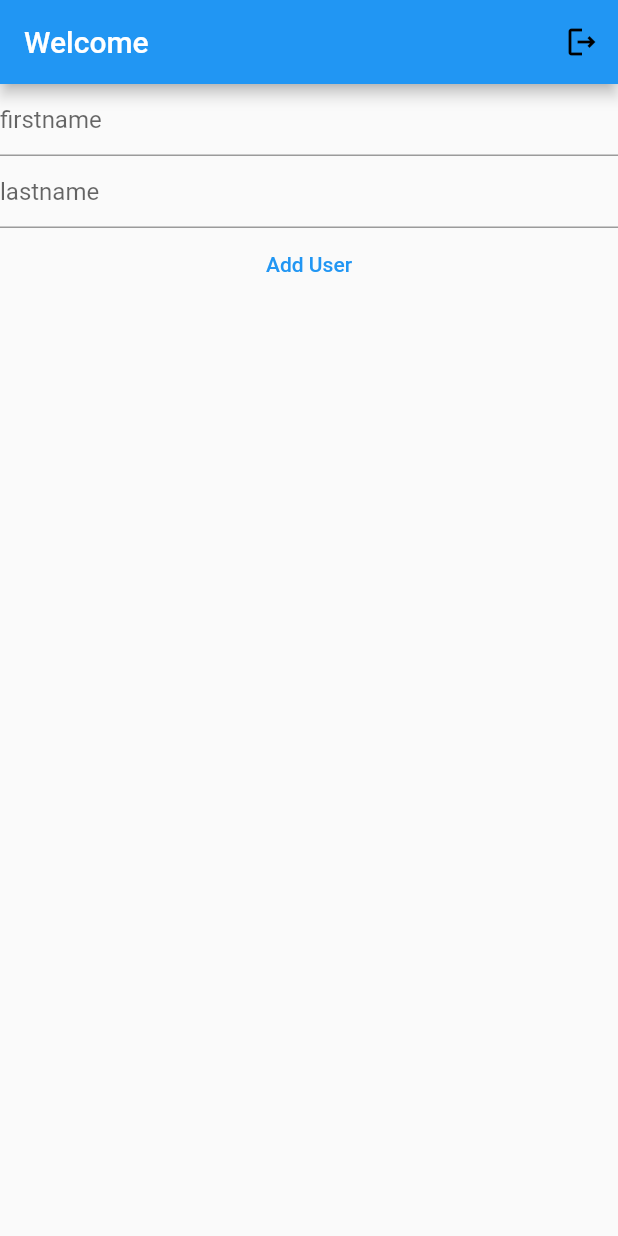
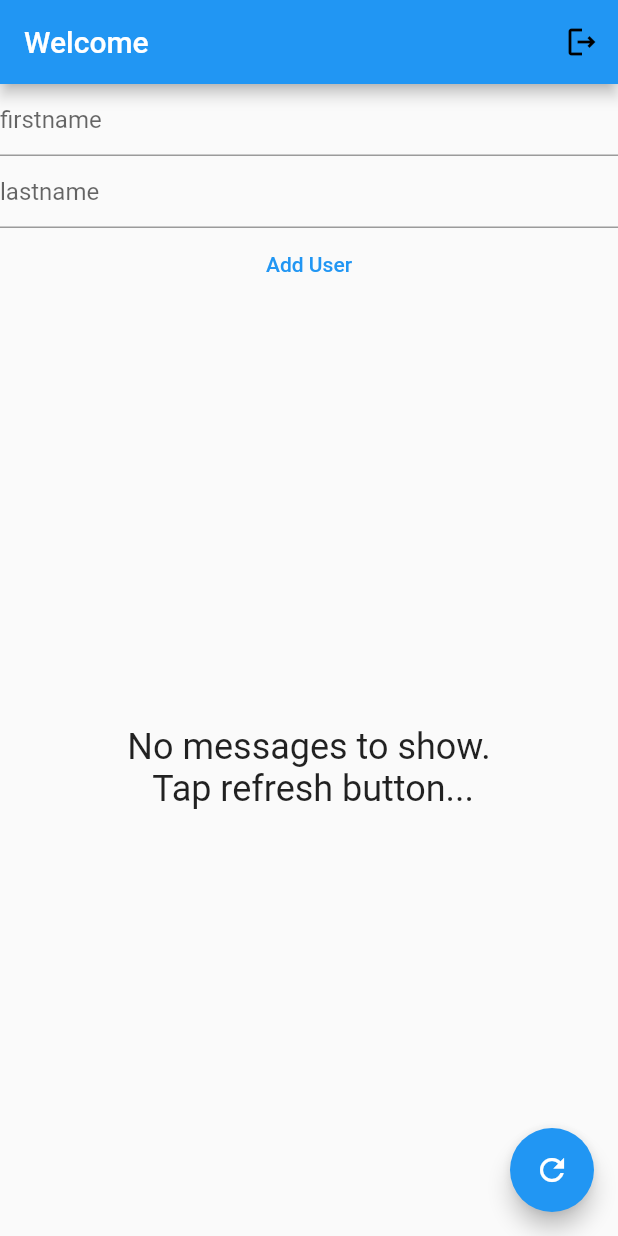
Before and after one commit to riqi3/TestEnvironment, a Flutter app: the screen it shows once a user with an empty profile is signed in, on a phone screen of 412 x 824 dp. Run offline on Flutter 3.47's test engine with Material 2 defaults, Android fonts, the light colour scheme and no system bars; our stand-ins replace cloud_firestore, email_validator, firebase_auth, firebase_core, get, permission_handler; missing offline and left inert: flutter_sms_inbox; accounts and stored records are empty.

Commit message:
with login and display all messages

```diff
--- a/lib/Home/HomeScreen.dart
+++ b/lib/Home/HomeScreen.dart
@@ -1,6 +1,8 @@
 import 'package:firebase_auth/firebase_auth.dart';
 import 'package:flutter/material.dart';
 import 'package:cloud_firestore/cloud_firestore.dart';
+import 'package:flutter_sms_inbox/flutter_sms_inbox.dart';
+import 'package:permission_handler/permission_handler.dart';
 
 class HomeScreen extends StatefulWidget {
   const HomeScreen({super.key});
@@ -12,6 +14,14 @@ class HomeScreen extends StatefulWidget {
 class _HomeScreenState extends State<HomeScreen> {
     final TextEditingController _firstName = TextEditingController();
     final TextEditingController _lastName = TextEditingController();
+
+final SmsQuery _query = SmsQuery();
+  List<SmsMessage> _messages = [];
+
+  @override
+  void initState() {
+    super.initState();
+  }
 
   void clearText(){
     _firstName.clear();
@@ -81,8 +91,71 @@ Future createUser({required String firstName, required String lastName}) async {
               style: TextStyle(),
             ),
           ),
+          Expanded(
+            child: Container(
+            padding: const EdgeInsets.all(10.0),
+            child: _messages.isNotEmpty
+                ? _MessagesListView(
+                    messages: _messages,
+                  )
+                : Center(
+                    child: Text(
+                      'No messages to show.\n Tap refresh button...',
+                      style: Theme.of(context).textTheme.headlineSmall,
+                      textAlign: TextAlign.center,
+                    ),
+                  ),
+                  ),
+          ),
         ],
       ),
+              floatingActionButton: FloatingActionButton(
+          onPressed: () async {
+            var permission = await Permission.sms.status;
+            if (permission.isGranted) {
+              final messages = await _query.querySms(
+                kinds: [
+                  SmsQueryKind.inbox,
+                  SmsQueryKind.sent,
+                ],
+                // address: '+254712345789',
+                count: _messages.length,
+              );
+              debugPrint('sms inbox messages: ${messages.length}');
+
+              setState(() => _messages = messages);
+            } else {
+              await Permission.sms.request();
+            }
+          },
+          child: const Icon(Icons.refresh),
+        ),
     );
   }
 }
+
+
+class _MessagesListView extends StatelessWidget {
+  const _MessagesListView({
+    Key? key,
+    required this.messages,
+  }) : super(key: key);
+
+  final List<SmsMessage> messages;
+
+  @override
+  Widget build(BuildContext context) {
+    return ListView.builder(
+      shrinkWrap: true,
+      itemCount: messages.length,
+      itemBuilder: (BuildContext context, int i) {
+        var message = messages[i];
+
+        return ListTile(
+          title: Text('${message.sender} [${message.date}]'),
+          subtitle: Text('${message.body}'),
+        );
+      },
+    );
+  }
+}
--- a/pubspec.yaml
+++ b/pubspec.yaml
@@ -40,6 +40,8 @@ dependencies:
   firebase_auth: ^4.6.2
   email_validator: ^2.1.17
   get: ^4.6.5
+  flutter_sms_inbox: ^1.0.3
+  permission_handler: ^10.3.0
 
 
 dev_dependencies:
```
Also changed, not shown: pubspec.lock, 3 other files.
